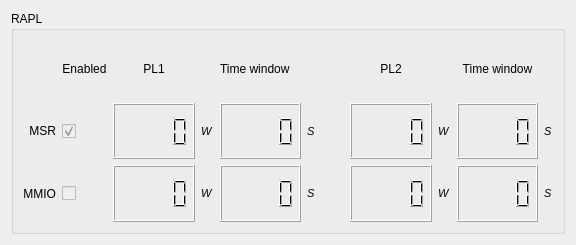
Before: the Qt Designer form widget_rapl.ui in NativCos/laptop_power, drawn with Qt 5.
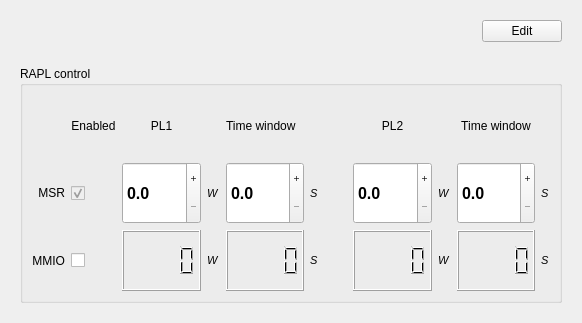
After: the same form once the commit is applied. The open tabs and pages were chosen to show the change.

What changed in the file:
```diff
--- a/widget_rapl.ui
+++ b/widget_rapl.ui
@@ -6,14 +6,107 @@
    <rect>
     <x>0</x>
     <y>0</y>
-    <width>576</width>
-    <height>245</height>
+    <width>582</width>
+    <height>323</height>
    </rect>
   </property>
   <property name="windowTitle">
    <string>Intel &quot;Running Average Power Limit&quot; (RAPL) technology</string>
   </property>
-  <layout class="QVBoxLayout" name="verticalLayout_2">
+  <layout class="QVBoxLayout" name="verticalLayout_3">
+   <item>
+    <widget class="QStackedWidget" name="stackedWidget_button">
+     <property name="sizePolicy">
+      <sizepolicy hsizetype="Preferred" vsizetype="Fixed">
+       <horstretch>0</horstretch>
+       <verstretch>0</verstretch>
+      </sizepolicy>
+     </property>
+     <property name="currentIndex">
+      <number>0</number>
+     </property>
+     <widget class="QWidget" name="page">
+      <layout class="QHBoxLayout" name="horizontalLayout_3">
+       <item>
+        <spacer name="horizontalSpacer_5">
+         <property name="orientation">
+          <enum>Qt::Horizontal</enum>
+         </property>
+         <property name="sizeType">
+          <enum>QSizePolicy::Expanding</enum>
+         </property>
+         <property name="sizeHint" stdset="0">
+          <size>
+           <width>465</width>
+           <height>1</height>
+          </size>
+         </property>
+        </spacer>
+       </item>
+       <item>
+        <widget class="QPushButton" name="pushButton_edit">
+         <property name="sizePolicy">
+          <sizepolicy hsizetype="Fixed" vsizetype="Fixed">
+           <horstretch>0</horstretch>
+           <verstretch>0</verstretch>
+          </sizepolicy>
+         </property>
+         <property name="text">
+          <string>Edit</string>
+         </property>
+         <property name="autoDefault">
+          <bool>false</bool>
+         </property>
+         <property name="default">
+          <bool>false</bool>
+         </property>
+         <property name="flat">
+          <bool>false</bool>
+         </property>
+        </widget>
+       </item>
+      </layout>
+     </widget>
+     <widget class="QWidget" name="page_2">
+      <layout class="QHBoxLayout" name="horizontalLayout_4">
+       <item>
+        <spacer name="horizontalSpacer_6">
+         <property name="orientation">
+          <enum>Qt::Horizontal</enum>
+         </property>
+         <property name="sizeHint" stdset="0">
+          <size>
+           <width>375</width>
+           <height>1</height>
+          </size>
+         </property>
+        </spacer>
+       </item>
+       <item>
+        <widget class="QPushButton" name="pushButton_cancel">
+         <property name="text">
+          <string>Cancel</string>
+         </property>
+        </widget>
+       </item>
+       <item>
+        <widget class="QPushButton" name="pushButton_apply">
+         <property name="text">
+          <string>Apply</string>
+         </property>
+        </widget>
+       </item>
+      </layout>
+     </widget>
+    </widget>
+   </item>
+   <item>
+    <widget class="QStackedWidget" name="stackedWidget_rapl">
+     <property name="currentIndex">
+      <number>0</number>
+     </property>
+     <widget class="QWidget" name="rapl">
+      <layout class="QHBoxLayout" name="horizontalLayout_2">
    <item>
     <widget class="QGroupBox" name="groupBox">
      <property name="title">
@@ -567,6 +660,673 @@
        </layout>
       </item>
      </layout>
+        </widget>
+       </item>
+      </layout>
+     </widget>
+     <widget class="QWidget" name="rapl_control">
+      <layout class="QHBoxLayout" name="horizontalLayout">
+       <item>
+        <widget class="QGroupBox" name="groupBox_2">
+         <property name="title">
+          <string>RAPL control</string>
+         </property>
+         <layout class="QVBoxLayout" name="verticalLayout_2">
+          <item>
+           <layout class="QGridLayout" name="gridLayout_5">
+            <item row="3" column="8">
+             <widget class="QLabel" name="label_31">
+              <property name="sizePolicy">
+               <sizepolicy hsizetype="Fixed" vsizetype="Minimum">
+                <horstretch>0</horstretch>
+                <verstretch>0</verstretch>
+               </sizepolicy>
+              </property>
+              <property name="font">
+               <font>
+                <pointsize>8</pointsize>
+                <italic>true</italic>
+               </font>
+              </property>
+              <property name="autoFillBackground">
+               <bool>false</bool>
+              </property>
+              <property name="text">
+               <string>W</string>
+              </property>
+              <property name="scaledContents">
+               <bool>false</bool>
+              </property>
+              <property name="wordWrap">
+               <bool>false</bool>
+              </property>
+              <property name="margin">
+               <number>0</number>
+              </property>
+             </widget>
+            </item>
+            <item row="0" column="4">
+             <widget class="QLabel" name="label_29">
+              <property name="sizePolicy">
+               <sizepolicy hsizetype="Expanding" vsizetype="Preferred">
+                <horstretch>0</horstretch>
+                <verstretch>0</verstretch>
+               </sizepolicy>
+              </property>
+              <property name="text">
+               <string>Time window</string>
+              </property>
+             </widget>
+            </item>
+            <item row="3" column="5">
+             <widget class="QLabel" name="label_37">
+              <property name="sizePolicy">
+               <sizepolicy hsizetype="Fixed" vsizetype="Minimum">
+                <horstretch>0</horstretch>
+                <verstretch>0</verstretch>
+               </sizepolicy>
+              </property>
+              <property name="font">
+               <font>
+                <pointsize>8</pointsize>
+                <italic>true</italic>
+               </font>
+              </property>
+              <property name="autoFillBackground">
+               <bool>false</bool>
+              </property>
+              <property name="text">
+               <string>S</string>
+              </property>
+              <property name="scaledContents">
+               <bool>false</bool>
+              </property>
+              <property name="wordWrap">
+               <bool>false</bool>
+              </property>
+              <property name="margin">
+               <number>0</number>
+              </property>
+             </widget>
+            </item>
+            <item row="2" column="8">
+             <widget class="QLabel" name="label_32">
+              <property name="sizePolicy">
+               <sizepolicy hsizetype="Fixed" vsizetype="Minimum">
+                <horstretch>0</horstretch>
+                <verstretch>0</verstretch>
+               </sizepolicy>
+              </property>
+              <property name="font">
+               <font>
+                <pointsize>8</pointsize>
+                <italic>true</italic>
+               </font>
+              </property>
+              <property name="autoFillBackground">
+               <bool>false</bool>
+              </property>
+              <property name="text">
+               <string>W</string>
+              </property>
+              <property name="scaledContents">
+               <bool>false</bool>
+              </property>
+              <property name="wordWrap">
+               <bool>false</bool>
+              </property>
+              <property name="margin">
+               <number>0</number>
+              </property>
+             </widget>
+            </item>
+            <item row="2" column="10">
+             <widget class="QLabel" name="label_43">
+              <property name="sizePolicy">
+               <sizepolicy hsizetype="Fixed" vsizetype="Minimum">
+                <horstretch>0</horstretch>
+                <verstretch>0</verstretch>
+               </sizepolicy>
+              </property>
+              <property name="font">
+               <font>
+                <pointsize>8</pointsize>
+                <italic>true</italic>
+               </font>
+              </property>
+              <property name="autoFillBackground">
+               <bool>false</bool>
+              </property>
+              <property name="text">
+               <string>S</string>
+              </property>
+              <property name="scaledContents">
+               <bool>false</bool>
+              </property>
+              <property name="wordWrap">
+               <bool>false</bool>
+              </property>
+              <property name="margin">
+               <number>0</number>
+              </property>
+             </widget>
+            </item>
+            <item row="0" column="7">
+             <widget class="QLabel" name="label_40">
+              <property name="sizePolicy">
+               <sizepolicy hsizetype="Expanding" vsizetype="Preferred">
+                <horstretch>0</horstretch>
+                <verstretch>0</verstretch>
+               </sizepolicy>
+              </property>
+              <property name="text">
+               <string>PL2</string>
+              </property>
+              <property name="alignment">
+               <set>Qt::AlignCenter</set>
+              </property>
+             </widget>
+            </item>
+            <item row="3" column="3">
+             <widget class="QLabel" name="label_38">
+              <property name="sizePolicy">
+               <sizepolicy hsizetype="Fixed" vsizetype="Minimum">
+                <horstretch>0</horstretch>
+                <verstretch>0</verstretch>
+               </sizepolicy>
+              </property>
+              <property name="font">
+               <font>
+                <pointsize>8</pointsize>
+                <italic>true</italic>
+               </font>
+              </property>
+              <property name="autoFillBackground">
+               <bool>false</bool>
+              </property>
+              <property name="text">
+               <string>W</string>
+              </property>
+              <property name="scaledContents">
+               <bool>false</bool>
+              </property>
+              <property name="wordWrap">
+               <bool>false</bool>
+              </property>
+              <property name="margin">
+               <number>0</number>
+              </property>
+             </widget>
+            </item>
+            <item row="2" column="3">
+             <widget class="QLabel" name="label_30">
+              <property name="sizePolicy">
+               <sizepolicy hsizetype="Fixed" vsizetype="Minimum">
+                <horstretch>0</horstretch>
+                <verstretch>0</verstretch>
+               </sizepolicy>
+              </property>
+              <property name="font">
+               <font>
+                <pointsize>8</pointsize>
+                <italic>true</italic>
+               </font>
+              </property>
+              <property name="autoFillBackground">
+               <bool>false</bool>
+              </property>
+              <property name="text">
+               <string>W</string>
+              </property>
+              <property name="scaledContents">
+               <bool>false</bool>
+              </property>
+              <property name="wordWrap">
+               <bool>false</bool>
+              </property>
+              <property name="margin">
+               <number>0</number>
+              </property>
+             </widget>
+            </item>
+            <item row="2" column="5">
+             <widget class="QLabel" name="label_36">
+              <property name="sizePolicy">
+               <sizepolicy hsizetype="Fixed" vsizetype="Minimum">
+                <horstretch>0</horstretch>
+                <verstretch>0</verstretch>
+               </sizepolicy>
+              </property>
+              <property name="font">
+               <font>
+                <pointsize>8</pointsize>
+                <italic>true</italic>
+               </font>
+              </property>
+              <property name="autoFillBackground">
+               <bool>false</bool>
+              </property>
+              <property name="text">
+               <string>S</string>
+              </property>
+              <property name="scaledContents">
+               <bool>false</bool>
+              </property>
+              <property name="wordWrap">
+               <bool>false</bool>
+              </property>
+              <property name="margin">
+               <number>0</number>
+              </property>
+             </widget>
+            </item>
+            <item row="3" column="0">
+             <widget class="QLabel" name="label_33">
+              <property name="text">
+               <string>MMIO</string>
+              </property>
+              <property name="alignment">
+               <set>Qt::AlignRight|Qt::AlignTrailing|Qt::AlignVCenter</set>
+              </property>
+             </widget>
+            </item>
+            <item row="0" column="9">
+             <widget class="QLabel" name="label_39">
+              <property name="sizePolicy">
+               <sizepolicy hsizetype="Expanding" vsizetype="Preferred">
+                <horstretch>0</horstretch>
+                <verstretch>0</verstretch>
+               </sizepolicy>
+              </property>
+              <property name="text">
+               <string>Time window</string>
+              </property>
+              <property name="alignment">
+               <set>Qt::AlignCenter</set>
+              </property>
+             </widget>
+            </item>
+            <item row="2" column="1">
+             <widget class="QCheckBox" name="checkBox_msr_3">
+              <property name="enabled">
+               <bool>false</bool>
+              </property>
+              <property name="sizePolicy">
+               <sizepolicy hsizetype="Fixed" vsizetype="Preferred">
+                <horstretch>0</horstretch>
+                <verstretch>0</verstretch>
+               </sizepolicy>
+              </property>
+              <property name="text">
+               <string/>
+              </property>
+              <property name="checked">
+               <bool>true</bool>
+              </property>
+              <property name="autoRepeat">
+               <bool>false</bool>
+              </property>
+              <property name="autoExclusive">
+               <bool>false</bool>
+              </property>
+              <property name="tristate">
+               <bool>false</bool>
+              </property>
+             </widget>
+            </item>
+            <item row="3" column="10">
+             <widget class="QLabel" name="label_42">
+              <property name="sizePolicy">
+               <sizepolicy hsizetype="Fixed" vsizetype="Minimum">
+                <horstretch>0</horstretch>
+                <verstretch>0</verstretch>
+               </sizepolicy>
+              </property>
+              <property name="font">
+               <font>
+                <pointsize>8</pointsize>
+                <italic>true</italic>
+               </font>
+              </property>
+              <property name="autoFillBackground">
+               <bool>false</bool>
+              </property>
+              <property name="text">
+               <string>S</string>
+              </property>
+              <property name="scaledContents">
+               <bool>false</bool>
+              </property>
+              <property name="wordWrap">
+               <bool>false</bool>
+              </property>
+              <property name="margin">
+               <number>0</number>
+              </property>
+             </widget>
+            </item>
+            <item row="2" column="6">
+             <spacer name="horizontalSpacer_4">
+              <property name="orientation">
+               <enum>Qt::Horizontal</enum>
+              </property>
+              <property name="sizeType">
+               <enum>QSizePolicy::Fixed</enum>
+              </property>
+              <property name="sizeHint" stdset="0">
+               <size>
+                <width>28</width>
+                <height>20</height>
+               </size>
+              </property>
+             </spacer>
+            </item>
+            <item row="0" column="2">
+             <widget class="QLabel" name="label_35">
+              <property name="sizePolicy">
+               <sizepolicy hsizetype="Expanding" vsizetype="Preferred">
+                <horstretch>0</horstretch>
+                <verstretch>0</verstretch>
+               </sizepolicy>
+              </property>
+              <property name="text">
+               <string>PL1</string>
+              </property>
+              <property name="alignment">
+               <set>Qt::AlignCenter</set>
+              </property>
+             </widget>
+            </item>
+            <item row="3" column="1">
+             <widget class="QCheckBox" name="checkBox_mmio_enabled">
+              <property name="enabled">
+               <bool>true</bool>
+              </property>
+              <property name="sizePolicy">
+               <sizepolicy hsizetype="Fixed" vsizetype="Preferred">
+                <horstretch>0</horstretch>
+                <verstretch>0</verstretch>
+               </sizepolicy>
+              </property>
+              <property name="text">
+               <string/>
+              </property>
+              <property name="checkable">
+               <bool>true</bool>
+              </property>
+              <property name="checked">
+               <bool>false</bool>
+              </property>
+              <property name="autoExclusive">
+               <bool>false</bool>
+              </property>
+              <property name="tristate">
+               <bool>false</bool>
+              </property>
+             </widget>
+            </item>
+            <item row="2" column="0">
+             <widget class="QLabel" name="label_34">
+              <property name="layoutDirection">
+               <enum>Qt::LeftToRight</enum>
+              </property>
+              <property name="text">
+               <string>MSR</string>
+              </property>
+              <property name="alignment">
+               <set>Qt::AlignRight|Qt::AlignTrailing|Qt::AlignVCenter</set>
+              </property>
+             </widget>
+            </item>
+            <item row="0" column="1">
+             <widget class="QLabel" name="label_41">
+              <property name="text">
+               <string>Enabled</string>
+              </property>
+              <property name="alignment">
+               <set>Qt::AlignCenter</set>
+              </property>
+             </widget>
+            </item>
+            <item row="2" column="2">
+             <widget class="QDoubleSpinBox" name="doubleSpinBox_msr_pl1">
+              <property name="sizePolicy">
+               <sizepolicy hsizetype="Minimum" vsizetype="Preferred">
+                <horstretch>0</horstretch>
+                <verstretch>0</verstretch>
+               </sizepolicy>
+              </property>
+              <property name="font">
+               <font>
+                <pointsize>12</pointsize>
+                <weight>75</weight>
+                <italic>false</italic>
+                <bold>true</bold>
+               </font>
+              </property>
+              <property name="buttonSymbols">
+               <enum>QAbstractSpinBox::PlusMinus</enum>
+              </property>
+              <property name="accelerated">
+               <bool>false</bool>
+              </property>
+              <property name="keyboardTracking">
+               <bool>true</bool>
+              </property>
+              <property name="showGroupSeparator" stdset="0">
+               <bool>false</bool>
+              </property>
+              <property name="decimals">
+               <number>1</number>
+              </property>
+              <property name="maximum">
+               <double>300.000000000000000</double>
+              </property>
+              <property name="singleStep">
+               <double>0.500000000000000</double>
+              </property>
+              <property name="stepType">
+               <enum>QAbstractSpinBox::DefaultStepType</enum>
+              </property>
+             </widget>
+            </item>
+            <item row="2" column="4">
+             <widget class="QDoubleSpinBox" name="doubleSpinBox_msr_pl1tw">
+              <property name="sizePolicy">
+               <sizepolicy hsizetype="Minimum" vsizetype="Preferred">
+                <horstretch>0</horstretch>
+                <verstretch>0</verstretch>
+               </sizepolicy>
+              </property>
+              <property name="font">
+               <font>
+                <pointsize>12</pointsize>
+                <weight>75</weight>
+                <italic>false</italic>
+                <bold>true</bold>
+               </font>
+              </property>
+              <property name="buttonSymbols">
+               <enum>QAbstractSpinBox::PlusMinus</enum>
+              </property>
+              <property name="accelerated">
+               <bool>false</bool>
+              </property>
+              <property name="keyboardTracking">
+               <bool>true</bool>
+              </property>
+              <property name="showGroupSeparator" stdset="0">
+               <bool>false</bool>
+              </property>
+              <property name="decimals">
+               <number>1</number>
+              </property>
+              <property name="maximum">
+               <double>300.000000000000000</double>
+              </property>
+              <property name="singleStep">
+               <double>1.000000000000000</double>
+              </property>
+              <property name="stepType">
+               <enum>QAbstractSpinBox::DefaultStepType</enum>
+              </property>
+             </widget>
+            </item>
+            <item row="2" column="7">
+             <widget class="QDoubleSpinBox" name="doubleSpinBox_msr_pl2">
+              <property name="sizePolicy">
+               <sizepolicy hsizetype="Minimum" vsizetype="Preferred">
+                <horstretch>0</horstretch>
+                <verstretch>0</verstretch>
+               </sizepolicy>
+              </property>
+              <property name="font">
+               <font>
+                <pointsize>12</pointsize>
+                <weight>75</weight>
+                <italic>false</italic>
+                <bold>true</bold>
+               </font>
+              </property>
+              <property name="buttonSymbols">
+               <enum>QAbstractSpinBox::PlusMinus</enum>
+              </property>
+              <property name="accelerated">
+               <bool>false</bool>
+              </property>
+              <property name="keyboardTracking">
+               <bool>true</bool>
+              </property>
+              <property name="showGroupSeparator" stdset="0">
+               <bool>false</bool>
+              </property>
+              <property name="decimals">
+               <number>1</number>
+              </property>
+              <property name="maximum">
+               <double>300.000000000000000</double>
+              </property>
+              <property name="singleStep">
+               <double>0.500000000000000</double>
+              </property>
+              <property name="stepType">
+               <enum>QAbstractSpinBox::DefaultStepType</enum>
+              </property>
+             </widget>
+            </item>
+            <item row="2" column="9">
+             <widget class="QDoubleSpinBox" name="doubleSpinBox_msr_pl2tw">
+              <property name="sizePolicy">
+               <sizepolicy hsizetype="Minimum" vsizetype="Preferred">
+                <horstretch>0</horstretch>
+                <verstretch>0</verstretch>
+               </sizepolicy>
+              </property>
+              <property name="font">
+               <font>
+                <pointsize>12</pointsize>
+                <weight>75</weight>
+                <italic>false</italic>
+                <bold>true</bold>
+               </font>
+              </property>
+              <property name="buttonSymbols">
+               <enum>QAbstractSpinBox::PlusMinus</enum>
+              </property>
+              <property name="accelerated">
+               <bool>false</bool>
+              </property>
+              <property name="keyboardTracking">
+               <bool>true</bool>
+              </property>
+              <property name="showGroupSeparator" stdset="0">
+               <bool>false</bool>
+              </property>
+              <property name="decimals">
+               <number>1</number>
+              </property>
+              <property name="maximum">
+               <double>300.000000000000000</double>
+              </property>
+              <property name="singleStep">
+               <double>1.000000000000000</double>
+              </property>
+              <property name="stepType">
+               <enum>QAbstractSpinBox::DefaultStepType</enum>
+              </property>
+             </widget>
+            </item>
+            <item row="3" column="2">
+             <widget class="QLCDNumber" name="lcdNumber_mmio_pl1_2">
+              <property name="smallDecimalPoint">
+               <bool>true</bool>
+              </property>
+              <property name="digitCount">
+               <number>4</number>
+              </property>
+              <property name="segmentStyle">
+               <enum>QLCDNumber::Filled</enum>
+              </property>
+              <property name="intValue" stdset="0">
+               <number>0</number>
+              </property>
+             </widget>
+            </item>
+            <item row="3" column="4">
+             <widget class="QLCDNumber" name="lcdNumber_mmio_pl1tw_2">
+              <property name="smallDecimalPoint">
+               <bool>true</bool>
+              </property>
+              <property name="digitCount">
+               <number>4</number>
+              </property>
+              <property name="segmentStyle">
+               <enum>QLCDNumber::Filled</enum>
+              </property>
+              <property name="intValue" stdset="0">
+               <number>0</number>
+              </property>
+             </widget>
+            </item>
+            <item row="3" column="7">
+             <widget class="QLCDNumber" name="lcdNumber_mmio_pl2_2">
+              <property name="smallDecimalPoint">
+               <bool>true</bool>
+              </property>
+              <property name="digitCount">
+               <number>4</number>
+              </property>
+              <property name="segmentStyle">
+               <enum>QLCDNumber::Filled</enum>
+              </property>
+              <property name="intValue" stdset="0">
+               <number>0</number>
+              </property>
+             </widget>
+            </item>
+            <item row="3" column="9">
+             <widget class="QLCDNumber" name="lcdNumber_mmio_pl2tw_2">
+              <property name="smallDecimalPoint">
+               <bool>true</bool>
+              </property>
+              <property name="digitCount">
+               <number>4</number>
+              </property>
+              <property name="segmentStyle">
+               <enum>QLCDNumber::Filled</enum>
+              </property>
+              <property name="intValue" stdset="0">
+               <number>0</number>
+              </property>
+             </widget>
+            </item>
+           </layout>
+          </item>
+         </layout>
+        </widget>
+       </item>
+      </layout>
+     </widget>
     </widget>
    </item>
   </layout>
```
Left out of the diff: 4 changed lines with no effect on the pictures. Lines whose indentation alone changed are shown as unchanged.
